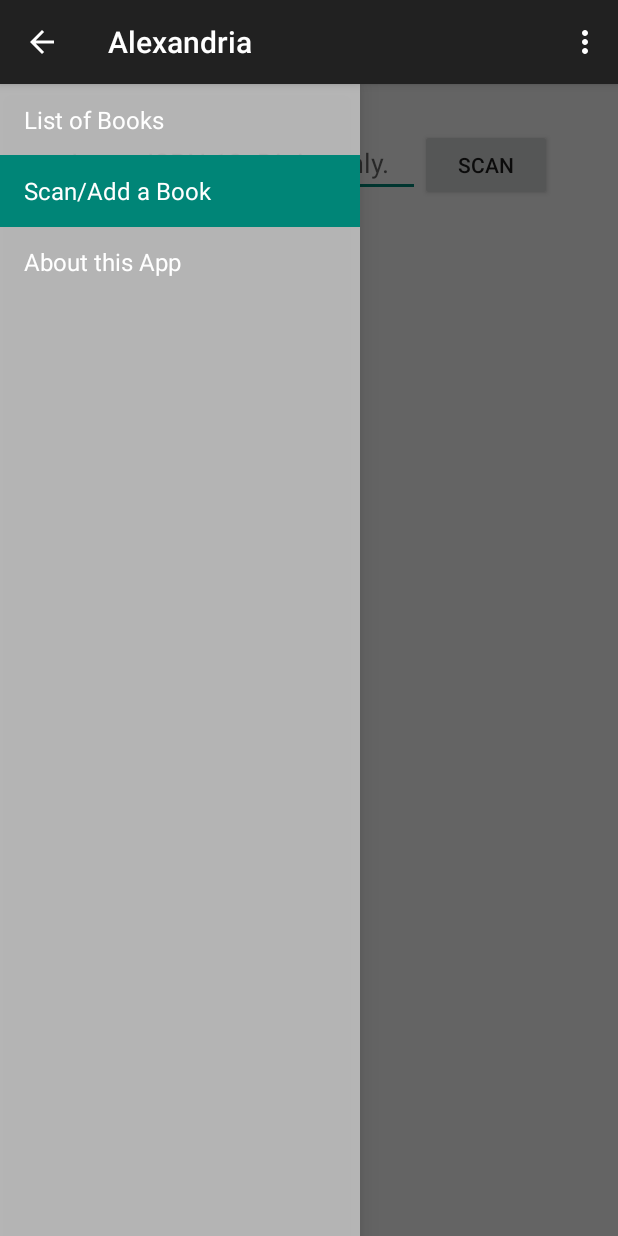
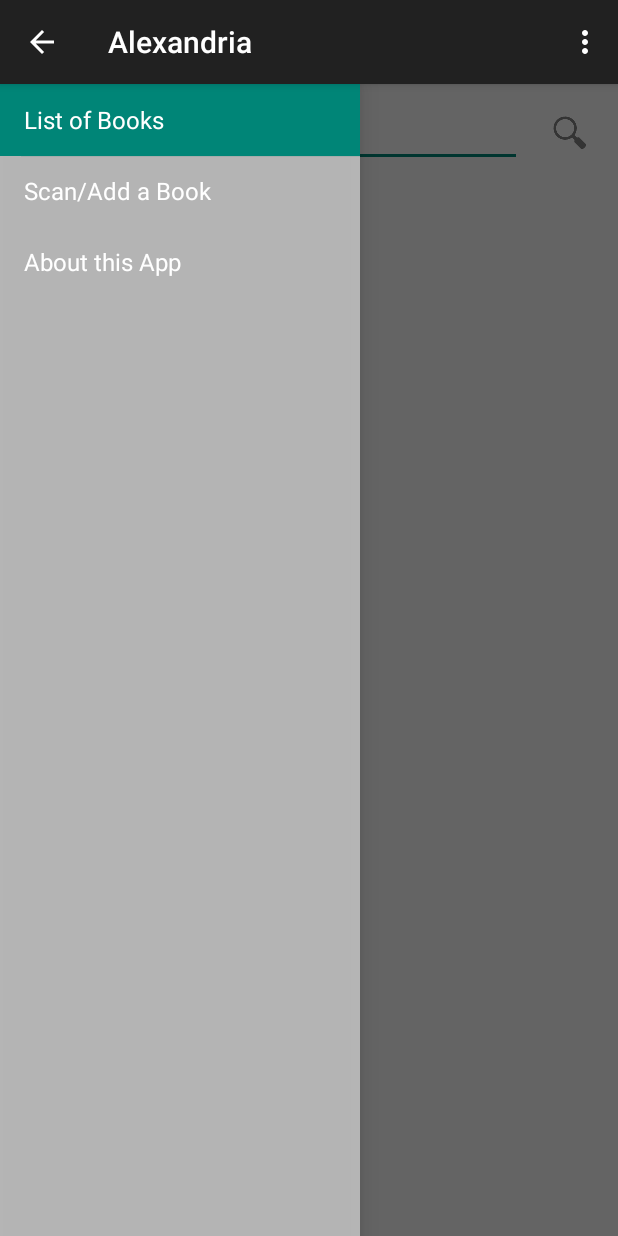
Before and after one commit to padzmj/alexandria, an Android app: the screen it shows after launch (MainActivity), on a phone screen of 412 x 824 dp. Run offline under Robolectric (Android 15) with nearby library versions, the phone set to English and light mode, and no system bars; 2 statements that could not run were skipped.

Commit message:
layout fixes

```diff
--- a/app/src/main/java/it/jaschke/alexandria/NavigationDrawerFragment.java
+++ b/app/src/main/java/it/jaschke/alexandria/NavigationDrawerFragment.java
@@ -53,7 +53,7 @@ public class NavigationDrawerFragment extends Fragment {
     private ListView mDrawerListView;
     private View mFragmentContainerView;
 
-    private int mCurrentSelectedPosition = 1;
+    private int mCurrentSelectedPosition = 0;
     private boolean mFromSavedInstanceState;
     private boolean mUserLearnedDrawer;
 
--- a/app/src/main/res/layout/book_list_item.xml
+++ b/app/src/main/res/layout/book_list_item.xml
@@ -24,6 +24,7 @@
         android:layout_toRightOf="@id/bookCover"
         android:gravity="center_vertical"
         android:ellipsize="end"
+        android:layout_marginRight="10dp"
         android:maxLines="1"
         android:textSize="16sp" />
 
@@ -36,6 +37,7 @@
         android:textSize="12sp"
         android:ellipsize="end"
         android:maxLines="1"
+        android:layout_marginRight="10dp"
         android:layout_alignParentBottom="true"
         android:layout_toRightOf="@+id/bookCover"
         android:layout_toEndOf="@+id/bookCover"/>
--- a/app/src/main/res/layout/fragment_list_of_books.xml
+++ b/app/src/main/res/layout/fragment_list_of_books.xml
@@ -15,7 +15,6 @@
             android:contentDescription="@string/search"
             android:layout_alignParentTop="true"
             android:layout_alignParentRight="true"
-            android:layout_marginRight="5dp"
             style="?android:attr/buttonBarButtonStyle"
             android:layout_marginTop="5dp"
             android:layout_alignParentEnd="true"/>
@@ -25,12 +24,11 @@
             android:layout_height="wrap_content"
             android:id="@+id/editText"
             android:inputType="text"
+            android:layout_marginTop="10dp"
             android:layout_gravity="center_horizontal"
-            android:layout_alignParentTop="true"
-            android:layout_alignParentLeft="true"
-            android:layout_marginLeft="10dp"
-            android:layout_marginTop="15dp"
-            android:layout_toRightOf="@id/searchButton"/>
+            android:layout_toLeftOf="@+id/searchButton"
+            android:layout_toStartOf="@+id/searchButton"
+            android:layout_marginLeft="10dp"/>
 
 
         <ListView android:id="@+id/listOfBooks"
@@ -38,7 +36,11 @@
                   android:layout_height="match_parent"
                   android:layout_alignParentLeft="true"
                   android:layout_marginLeft="0dp"
-                  android:layout_below="@+id/editText"/>
+                  android:layout_below="@+id/editText"
+                  android:layout_alignEnd="@id/searchButton"
+                  android:layout_alignParentEnd="true"
+                  android:layout_alignParentStart="true"
+                  android:layout_toEndOf="@id/searchButton"/>
 
 
 
```
